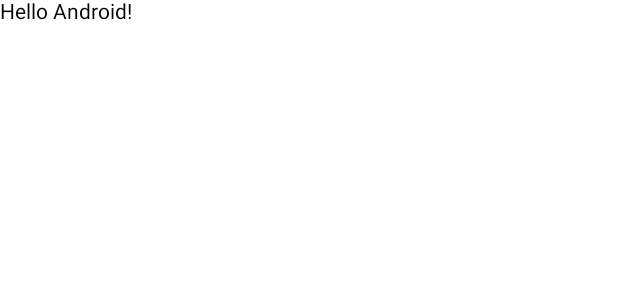
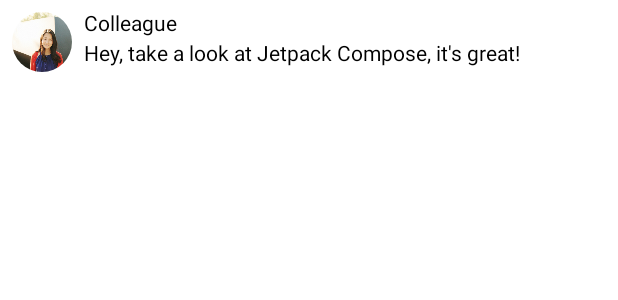
Before and after one commit to MilkBiscuit/JetpackComposeTutorial, an Android app built with Jetpack Compose: the @Preview function PreviewMessageCard, on a phone screen of 412 x 824 dp. Shown: the top 300 px of the screen. Run offline under Robolectric (Android 15) with nearby library versions, the phone set to English and light mode, and no system bars.

Commit message:
Finish lesson 2: Layouts

```diff
--- a/app/src/main/java/com/example/jetpackcomposetutorial/MainActivity.kt
+++ b/app/src/main/java/com/example/jetpackcomposetutorial/MainActivity.kt
@@ -3,31 +3,56 @@ package com.example.jetpackcomposetutorial
 import android.os.Bundle
 import androidx.activity.ComponentActivity
 import androidx.activity.compose.setContent
-import androidx.compose.foundation.layout.fillMaxSize
-import androidx.compose.material.MaterialTheme
-import androidx.compose.material.Surface
+import androidx.compose.foundation.Image
+import androidx.compose.foundation.layout.*
+import androidx.compose.foundation.shape.CircleShape
 import androidx.compose.material.Text
 import androidx.compose.runtime.Composable
 import androidx.compose.ui.Modifier
+import androidx.compose.ui.draw.clip
+import androidx.compose.ui.res.painterResource
 import androidx.compose.ui.tooling.preview.Preview
-import com.example.jetpackcomposetutorial.ui.theme.JetpackComposeTutorialTheme
+import androidx.compose.ui.unit.dp
 
 class MainActivity : ComponentActivity() {
     override fun onCreate(savedInstanceState: Bundle?) {
         super.onCreate(savedInstanceState)
         setContent {
-            MessageCard("Android")
+            MessageCard(
+                Message("Android", "Jetpack Compose")
+            )
         }
     }
 }
 
+data class Message(val author: String, val body: String)
+
+
 @Composable
-fun MessageCard(name: String) {
-    Text(text = "Hello $name!")
+fun MessageCard(msg: Message) {
+    Row(modifier = Modifier.padding(all = 8.dp)) {
+        Image(
+            painter = painterResource(R.drawable.profile_picture),
+            contentDescription = "Contact profile picture",
+            modifier = Modifier
+                // Set image size to 40 dp
+                .size(40.dp)
+                // Clip image to be shaped as a circle
+                .clip(CircleShape)
+        )
+        Spacer(modifier = Modifier.width(8.dp))
+        Column {
+            Text(text = msg.author)
+            Spacer(modifier = Modifier.height(4.dp))
+            Text(text = msg.body)
+        }
+    }
 }
 
 @Preview
 @Composable
 fun PreviewMessageCard() {
-    MessageCard("Android")
+    MessageCard(
+        msg = Message("Colleague", "Hey, take a look at Jetpack Compose, it's great!")
+    )
 }
```
Also changed, not shown: app/src/main/res/drawable-xhdpi/profile_picture.png (added).
